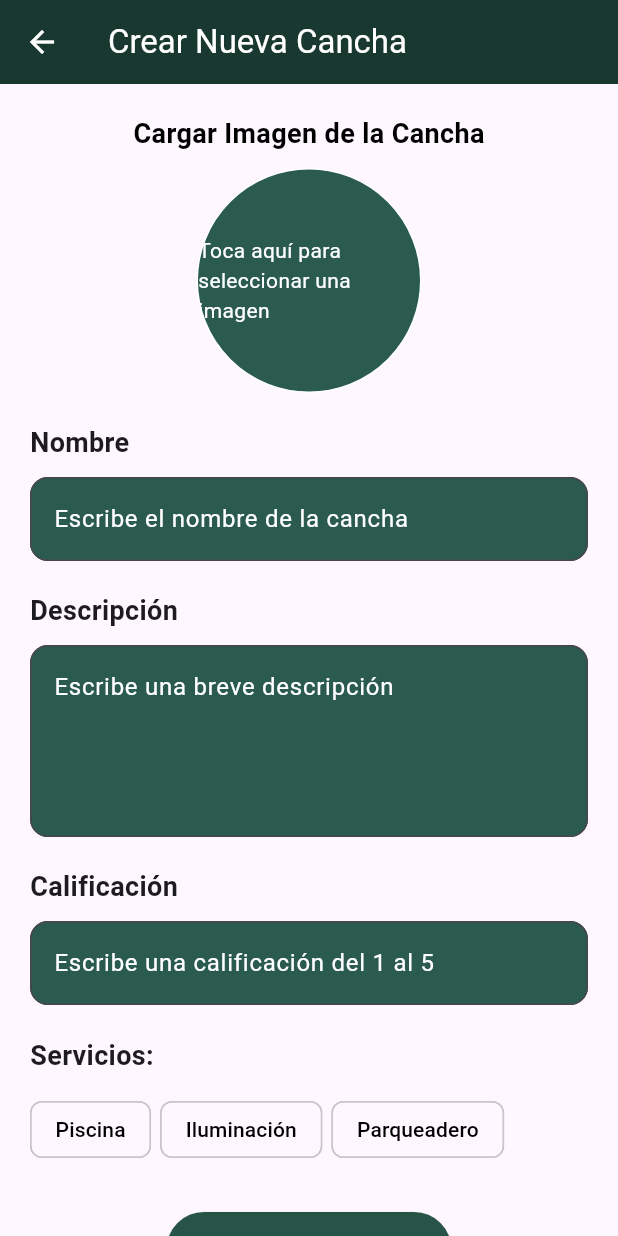
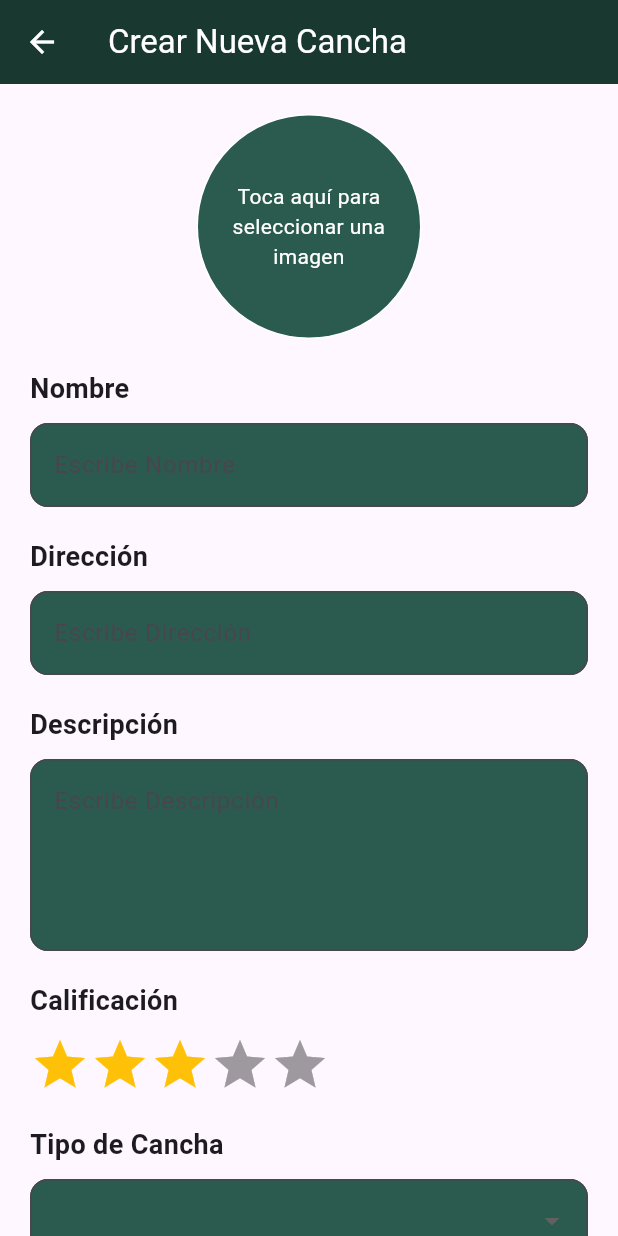
Before and after one commit to gabriiel23/FllutterApp, a Flutter app: the NewCanchaPage screen opened by its route, on a phone screen of 412 x 824 dp. Run offline on Flutter 3.47's test engine with Material 3 defaults, Android fonts, the phone set to English and light mode, and no system bars; drawn by our look-alikes of flutter_rating_bar; our stand-ins replace flutter_local_notifications, google_fonts, image_picker, table_calendar; missing offline and left inert: workmanager; network calls fail; Roboto replaces fonts that are missing (Sansita).

Commit message:
Guardando cambios antes de iniciar git flow

```diff
--- a/lib/features/canchas/presentation/pages/newCancha_page.dart
+++ b/lib/features/canchas/presentation/pages/newCancha_page.dart
@@ -1,7 +1,10 @@
+import 'dart:convert';
 import 'dart:io';
 import 'package:flutter/material.dart';
 import 'package:image_picker/image_picker.dart';
 import 'package:google_fonts/google_fonts.dart';
+import 'package:http/http.dart' as http;
+import 'package:flutter_rating_bar/flutter_rating_bar.dart';
 
 class NewCanchaPage extends StatefulWidget {
   @override
@@ -11,20 +14,80 @@ class NewCanchaPage extends StatefulWidget {
 class _NewCanchaPageState extends State<NewCanchaPage> {
   final _canchaNameController = TextEditingController();
   final _canchaDescriptionController = TextEditingController();
-  final _canchaRatingController = TextEditingController();
-  List<String> _selectedServices = [];
+  final _canchaDireccionController = TextEditingController();
+  double _canchaRating = 3.0; // Valor predeterminado de calificación
+  String? _selectedTipoServicio;
   XFile? _image;
   final ImagePicker _picker = ImagePicker();
 
-  List<String> opcionesServicios = [
-    'Piscina', 'Iluminación', 'Parqueadero'
-  ];
+  List<String> tiposServicios = ['sintética', 'básquet', 'vóley', 'fútbol', 'tenis', 'piscina', 'otros'];
 
   Future<void> _pickImage() async {
     final XFile? pickedImage = await _picker.pickImage(source: ImageSource.gallery);
     setState(() {
       _image = pickedImage;
     });
+  }
+
+  Future<void> _crearCancha() async {
+    if (_canchaNameController.text.isEmpty ||
+        _canchaDescriptionController.text.isEmpty ||
+        _canchaDireccionController.text.isEmpty ||
+        _selectedTipoServicio == null) {
+      _mostrarAlerta('Error', 'Por favor, completa todos los campos.');
+      return;
+    }
+
+    var url = Uri.parse('http://localhost:3000/api/canchas');
+
+    Map<String, dynamic> canchaData = {
+      "nombre": _canchaNameController.text,
+      "direccion": _canchaDireccionController.text,
+      "descripcion": _canchaDescriptionController.text,
+      "disponible": true,
+      "calificacion": _canchaRating,
+      "servicio": _selectedTipoServicio,
+      "imagenes": _image != null ? [_image!.path] : [],
+    };
+
+    try {
+      var response = await http.post(
+        url,
+        headers: {"Content-Type": "application/json"},
+        body: jsonEncode(canchaData),
+      );
+
+      if (response.statusCode == 201) {
+        ScaffoldMessenger.of(context).showSnackBar(
+          SnackBar(content: Text('Cancha creada con éxito')),
+        );
+        Navigator.pushReplacementNamed(context, '/home');
+      } else {
+        _mostrarAlerta('Error', 'No se pudo crear la cancha.');
+      }
+    } catch (error) {
+      _mostrarAlerta('Error de conexión', 'No se pudo conectar con el servidor.');
+    }
+  }
+
+  void _mostrarAlerta(String titulo, String mensaje) {
+    showDialog(
+      context: context,
+      builder: (BuildContext context) {
+        return AlertDialog(
+          title: Text(titulo),
+          content: Text(mensaje),
+          actions: [
+            TextButton(
+              child: Text('OK'),
+              onPressed: () {
+                Navigator.of(context).pop();
+              },
+            ),
+          ],
+        );
+      },
+    );
   }
 
   @override
@@ -42,36 +105,22 @@ class _NewCanchaPageState extends State<NewCanchaPage> {
             crossAxisAlignment: CrossAxisAlignment.start,
             children: [
               Center(
-                child: Text(
-                  "Cargar Imagen de la Cancha",
-                  style: GoogleFonts.sansita(
-                    fontSize: 18,
-                    color: Colors.black,
-                    fontWeight: FontWeight.bold,
-                  ),
-                ),
-              ),
-              SizedBox(height: 10),
-              Center(
-                // Centramos el contenedor de la imagen
                 child: GestureDetector(
-                  onTap:
-                      _pickImage, // Llama a la función para seleccionar la imagen
+                  onTap: _pickImage,
                   child: Container(
                     height: 150,
                     width: 150,
                     decoration: BoxDecoration(
-                      color: const Color.fromARGB(255, 42, 91, 78),
-                      shape: BoxShape.circle, // Hacemos la imagen circular
+                      color: Color(0xFF2A5B4E),
+                      shape: BoxShape.circle,
                       border: Border.all(color: Colors.white),
                     ),
                     child: _image == null
                         ? Center(
                             child: Text(
                               "Toca aquí para seleccionar una imagen",
-                              style: GoogleFonts.sansita(
-                                color: Colors.white,
-                              ),
+                              style: GoogleFonts.sansita(color: Colors.white),
+                              textAlign: TextAlign.center,
                             ),
                           )
                         : ClipOval(
@@ -86,72 +135,27 @@ class _NewCanchaPageState extends State<NewCanchaPage> {
                 ),
               ),
               SizedBox(height: 20),
-              Text("Nombre", style: GoogleFonts.sansita(fontSize: 18, fontWeight: FontWeight.bold)),
-              SizedBox(height: 10),
-              TextField(
-                controller: _canchaNameController,
-                decoration: InputDecoration(
-                  filled: true,
-                  fillColor: Color(0xFF2A5B4E),
-                  hintText: "Escribe el nombre de la cancha",
-                  hintStyle: GoogleFonts.sansita(color: Colors.white),
-                  border: OutlineInputBorder(borderRadius: BorderRadius.circular(12)),
-                ),
-              ),
+              _buildTextField("Nombre", _canchaNameController),
               SizedBox(height: 20),
-              Text("Descripción", style: GoogleFonts.sansita(fontSize: 18, fontWeight: FontWeight.bold)),
-              SizedBox(height: 10),
-              TextField(
-                controller: _canchaDescriptionController,
-                maxLines: 4,
-                decoration: InputDecoration(
-                  filled: true,
-                  fillColor: Color(0xFF2A5B4E),
-                  hintText: "Escribe una breve descripción",
-                  hintStyle: GoogleFonts.sansita(color: Colors.white),
-                  border: OutlineInputBorder(borderRadius: BorderRadius.circular(12)),
-                ),
-              ),
+              _buildTextField("Dirección", _canchaDireccionController),
               SizedBox(height: 20),
-              Text("Calificación", style: GoogleFonts.sansita(fontSize: 18, fontWeight: FontWeight.bold)),
-              SizedBox(height: 10),
-              TextField(
-                controller: _canchaRatingController,
-                decoration: InputDecoration(
-                  filled: true,
-                  fillColor: Color(0xFF2A5B4E),
-                  hintText: "Escribe una calificación del 1 al 5",
-                  hintStyle: GoogleFonts.sansita(color: Colors.white),
-                  border: OutlineInputBorder(borderRadius: BorderRadius.circular(12)),
-                ),
-              ),
+              _buildTextField("Descripción", _canchaDescriptionController, maxLines: 4),
               SizedBox(height: 20),
-              CanchaServiceSelector(
-                servicios: _selectedServices,
-                opcionesServicios: opcionesServicios,
-                onServiceChanged: (newServices) {
+              _buildRatingBar(),
+              SizedBox(height: 20),
+              _buildDropdown("Tipo de Cancha", tiposServicios, (String? value) {
                 setState(() {
-                    _selectedServices = newServices;
+                  _selectedTipoServicio = value;
                 });
-                },
-              ),
-              SizedBox(height: 30),
+              }),
+              SizedBox(height: 20),
               Center(
                 child: ElevatedButton(
-                  onPressed: () {
-                    String canchaName = _canchaNameController.text;
-                    String canchaDescription = _canchaDescriptionController.text;
-                    if (canchaName.isNotEmpty && canchaDescription.isNotEmpty && _selectedServices.isNotEmpty) {
-                      ScaffoldMessenger.of(context).showSnackBar(
-                        SnackBar(content: Text('Cancha creada: $canchaName')),
-                      );
-                    } else {
-                      ScaffoldMessenger.of(context).showSnackBar(
-                        SnackBar(content: Text('Por favor, completa todos los campos')),
-                      );
-                    }
-                  },
-                  style: ElevatedButton.styleFrom(backgroundColor: Color.fromARGB(255, 40, 84, 72), padding: EdgeInsets.only(right: 40, left: 40, top: 12, bottom: 12)),
+                  onPressed: _crearCancha,
+                  style: ElevatedButton.styleFrom(
+                    backgroundColor: Color(0xFF285448),
+                    padding: EdgeInsets.symmetric(horizontal: 40, vertical: 12),
+                  ),
                   child: Text("Crear Cancha", style: GoogleFonts.sansita(fontSize: 18, color: Colors.white)),
                 ),
               ),
@@ -162,42 +166,72 @@ class _NewCanchaPageState extends State<NewCanchaPage> {
       ),
     );
   }
+    Widget _buildDropdown(String label, List<String> options, Function(String?) onChanged) {
+    return Column(
+      crossAxisAlignment: CrossAxisAlignment.start,
+      children: [
+        Text(label, style: GoogleFonts.sansita(fontSize: 18, fontWeight: FontWeight.bold)),
+        SizedBox(height: 10),
+        DropdownButtonFormField<String>(
+          decoration: InputDecoration(
+            filled: true,
+            fillColor: Color(0xFF2A5B4E),
+            border: OutlineInputBorder(borderRadius: BorderRadius.circular(12)),
+          ),
+          value: _selectedTipoServicio,
+          items: options.map((String option) {
+            return DropdownMenuItem<String>(
+              value: option,
+              child: Text(option, style: GoogleFonts.sansita(color: Colors.black)),
+            );
+          }).toList(),
+          onChanged: onChanged,
+        ),
+      ],
+    );
   }
 
-class CanchaServiceSelector extends StatelessWidget {
-  final List<String> servicios;
-  final List<String> opcionesServicios;
-  final Function(List<String>) onServiceChanged;
 
-  CanchaServiceSelector({required this.servicios, required this.opcionesServicios, required this.onServiceChanged});
-
-  @override
-  Widget build(BuildContext context) {
-    return Padding(
-      padding: const EdgeInsets.symmetric(vertical: 1.0),
-      child: Column(
+  Widget _buildTextField(String label, TextEditingController controller, {int maxLines = 1}) {
+    return Column(
       crossAxisAlignment: CrossAxisAlignment.start,
       children: [
-          Text('Servicios:', style: GoogleFonts.sansita(fontSize: 18, fontWeight: FontWeight.bold)),
-          SizedBox(height: 12),
-          Wrap(
-            spacing: 6.0,
-            children: opcionesServicios.map((servicio) {
-              return ChoiceChip(
-                label: Text(servicio),
-                selected: servicios.contains(servicio),
-                onSelected: (selected) {
-                  List<String> updatedServices = List.from(servicios);
-                  selected ? updatedServices.add(servicio) : updatedServices.remove(servicio);
-                  onServiceChanged(updatedServices);
-                },
-                selectedColor: Color(0xFF2A5B4E),
-                labelStyle: TextStyle(color: servicios.contains(servicio) ? Colors.white : Colors.black),
-              );
-            }).toList(),
+        Text(label, style: GoogleFonts.sansita(fontSize: 18, fontWeight: FontWeight.bold)),
+        SizedBox(height: 10),
+        TextField(
+          controller: controller,
+          maxLines: maxLines,
+          decoration: InputDecoration(
+            filled: true,
+            fillColor: Color(0xFF2A5B4E),
+            hintText: "Escribe $label",
+            border: OutlineInputBorder(borderRadius: BorderRadius.circular(12)),
+          ),
         ),
       ],
+    );
+  }
+
+  Widget _buildRatingBar() {
+    return Column(
+      crossAxisAlignment: CrossAxisAlignment.start,
+      children: [
+        Text("Calificación", style: GoogleFonts.sansita(fontSize: 18, fontWeight: FontWeight.bold)),
+        SizedBox(height: 10),
+        RatingBar.builder(
+          initialRating: _canchaRating,
+          minRating: 1,
+          direction: Axis.horizontal,
+          allowHalfRating: true,
+          itemCount: 5,
+          itemBuilder: (context, _) => Icon(Icons.star, color: Colors.amber),
+          onRatingUpdate: (rating) {
+            setState(() {
+              _canchaRating = rating;
+            });
+          },
         ),
+      ],
     );
   }
 }
--- a/pubspec.yaml
+++ b/pubspec.yaml
@@ -15,6 +15,7 @@ dependencies:
   provider: ^6.0.5
   shared_preferences: ^2.0.15
   image_picker: ^1.1.2
+  flutter_rating_bar: ^4.0.1
 
   table_calendar: ^3.0.9
 
@@ -26,6 +27,7 @@ dependencies:
   cupertino_icons: ^1.0.8
   google_fonts: ^6.2.1
   google_maps_flutter: ^2.10.0
+  http: ^1.3.0
 
 dev_dependencies:
   flutter_test:
```
Also changed, not shown: lib/features/canchas/presentation/pages/canchas_page.dart (+109 -197 lines), pubspec.lock. Lines whose indentation alone changed are shown as unchanged.
